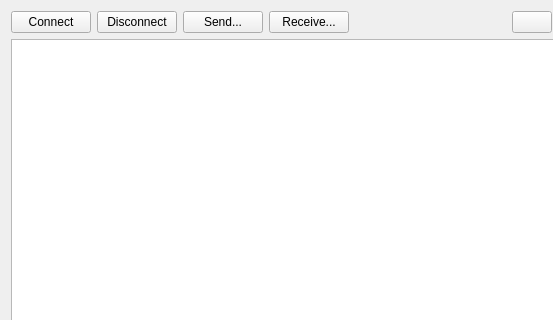
Qt form ui/mainwindow.ui (fpoussin/QStlink2) before a commit; both pictures show x 0 to 553 and y 0 to 320 of the 695 by 505 pixel window.
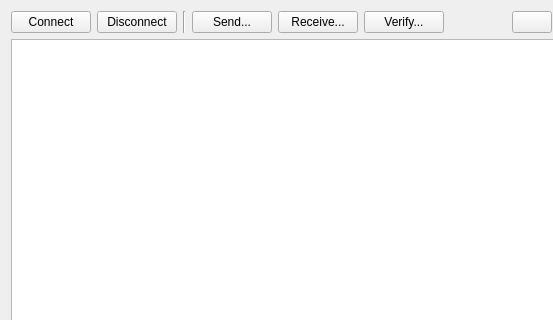
The same form after that commit. Icons and pictures are not drawn.

```diff
--- a/ui/mainwindow.ui
+++ b/ui/mainwindow.ui
@@ -43,6 +43,13 @@
           </property>
          </widget>
         </item>
+        <item>
+         <widget class="Line" name="line">
+          <property name="orientation">
+           <enum>Qt::Vertical</enum>
+          </property>
+         </widget>
+        </item>
         <item>
          <widget class="QPushButton" name="b_send">
           <property name="text">
@@ -57,6 +64,13 @@
           </property>
          </widget>
         </item>
+        <item>
+         <widget class="QPushButton" name="b_verify">
+          <property name="text">
+           <string>Verify...</string>
+          </property>
+         </widget>
+        </item>
        </layout>
       </item>
       <item>
```
